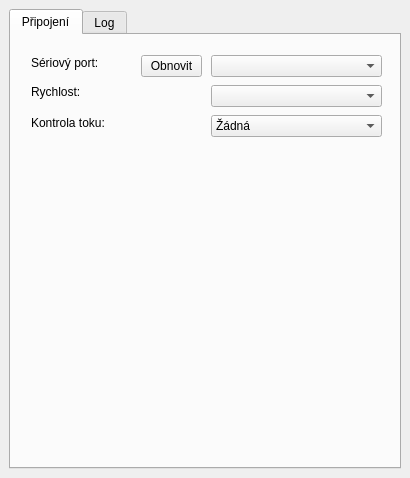
Before: the Qt Designer form form/main-window.ui in kmzbrnoI/rcs-lib-XpressNET-qt, drawn with Qt 5.
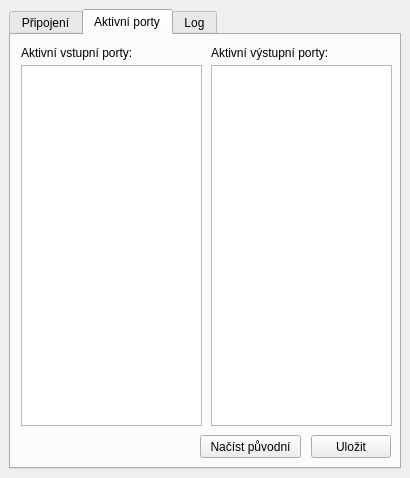
After: the same form once the commit is applied.

Commit message: Main form: add tab for active IO ports.

The edit to the form file:
```diff
--- a/form/main-window.ui
+++ b/form/main-window.ui
@@ -39,7 +39,7 @@
        <enum>QTabWidget::Rounded</enum>
       </property>
       <property name="currentIndex">
-       <number>0</number>
+       <number>1</number>
       </property>
       <property name="usesScrollButtons">
        <bool>true</bool>
@@ -152,6 +152,83 @@
         </property>
        </widget>
       </widget>
+      <widget class="QWidget" name="t_activeModules">
+       <attribute name="title">
+        <string>Aktivní porty</string>
+       </attribute>
+       <widget class="QLabel" name="label_4">
+        <property name="geometry">
+         <rect>
+          <x>10</x>
+          <y>10</y>
+          <width>131</width>
+          <height>16</height>
+         </rect>
+        </property>
+        <property name="text">
+         <string>Aktivní vstupní porty:</string>
+        </property>
+       </widget>
+       <widget class="QTextEdit" name="te_active_inputs">
+        <property name="geometry">
+         <rect>
+          <x>10</x>
+          <y>30</y>
+          <width>181</width>
+          <height>361</height>
+         </rect>
+        </property>
+       </widget>
+       <widget class="QLabel" name="label_5">
+        <property name="geometry">
+         <rect>
+          <x>200</x>
+          <y>10</y>
+          <width>141</width>
+          <height>16</height>
+         </rect>
+        </property>
+        <property name="text">
+         <string>Aktivní výstupní porty:</string>
+        </property>
+       </widget>
+       <widget class="QTextEdit" name="te_active_outputs">
+        <property name="geometry">
+         <rect>
+          <x>200</x>
+          <y>30</y>
+          <width>181</width>
+          <height>361</height>
+         </rect>
+        </property>
+       </widget>
+       <widget class="QPushButton" name="b_active_save">
+        <property name="geometry">
+         <rect>
+          <x>300</x>
+          <y>400</y>
+          <width>80</width>
+          <height>23</height>
+         </rect>
+        </property>
+        <property name="text">
+         <string>Uložit</string>
+        </property>
+       </widget>
+       <widget class="QPushButton" name="b_active_reload">
+        <property name="geometry">
+         <rect>
+          <x>189</x>
+          <y>400</y>
+          <width>101</width>
+          <height>23</height>
+         </rect>
+        </property>
+        <property name="text">
+         <string>Načíst původní</string>
+        </property>
+       </widget>
+      </widget>
       <widget class="QWidget" name="t_xn_log">
        <attribute name="title">
         <string>Log</string>
```
